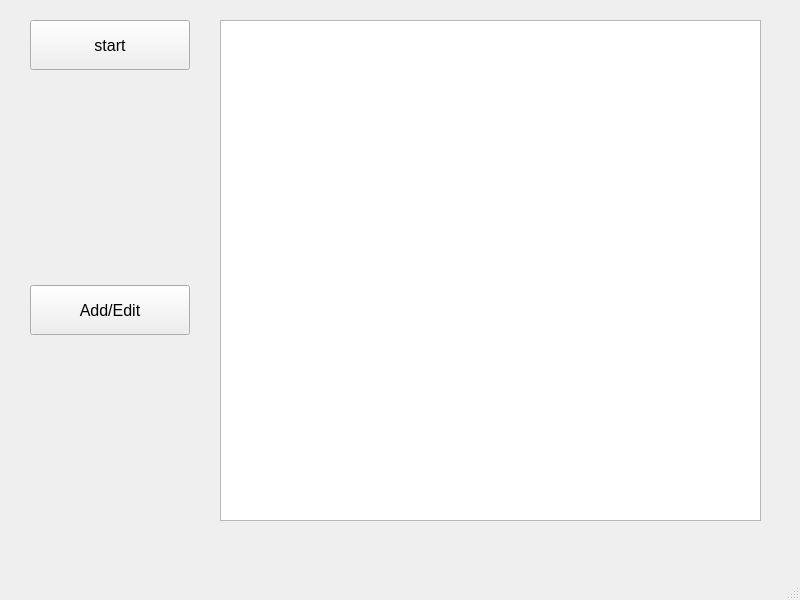
Above: espresso/UI.ui from Yaroslav348/Yaroslav-Gricaev before the change. Below: the same form after it.
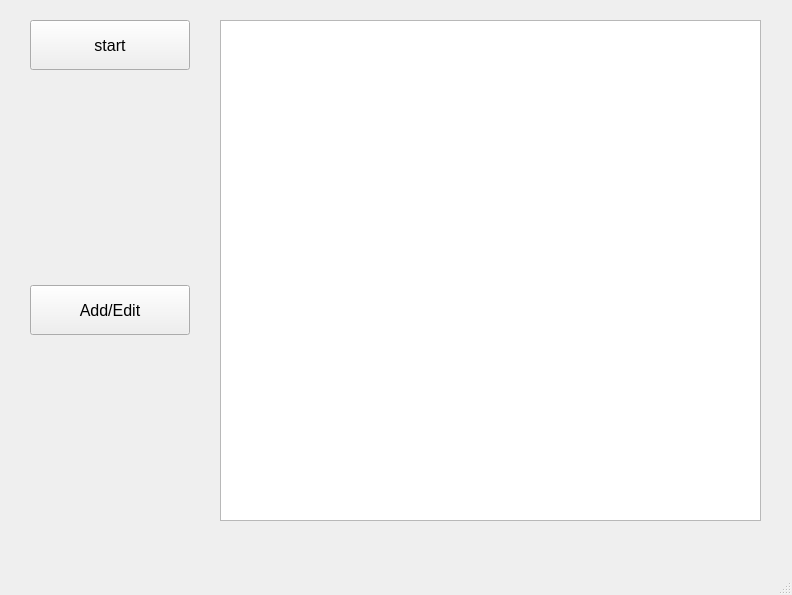
That is the form after the change.

```diff
--- a/espresso/UI.ui
+++ b/espresso/UI.ui
@@ -6,8 +6,8 @@
    <rect>
     <x>0</x>
     <y>0</y>
-    <width>800</width>
-    <height>600</height>
+    <width>792</width>
+    <height>595</height>
    </rect>
   </property>
   <property name="windowTitle">
```
Left out of the diff: 2 changed lines with no effect on the pictures.
